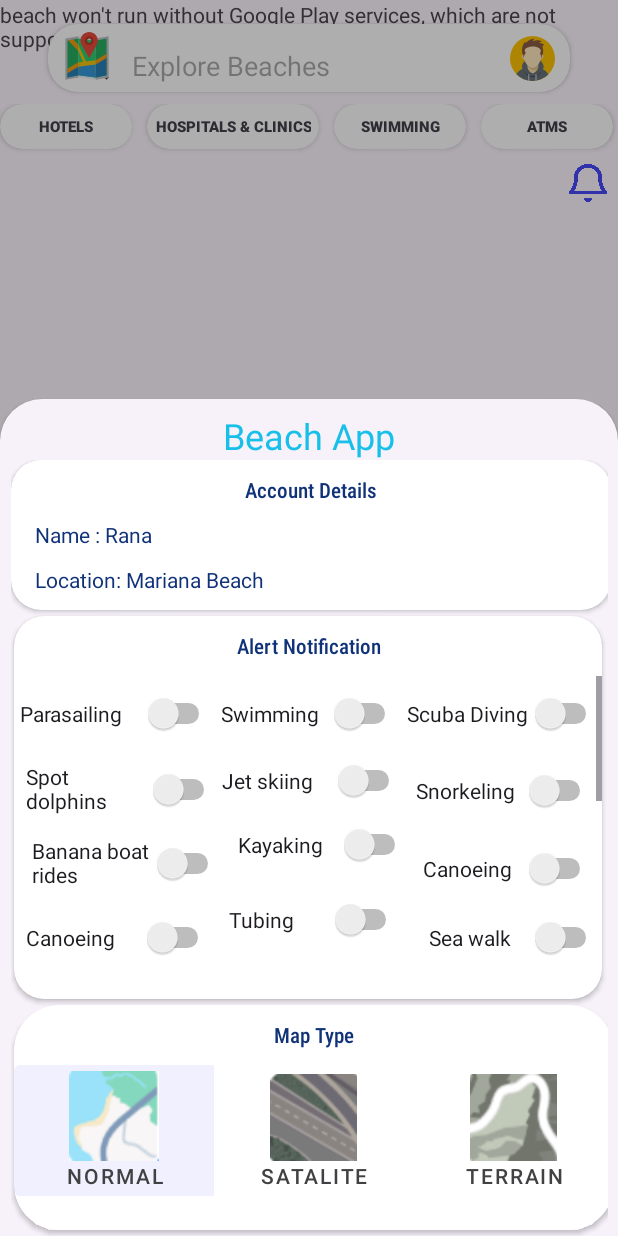
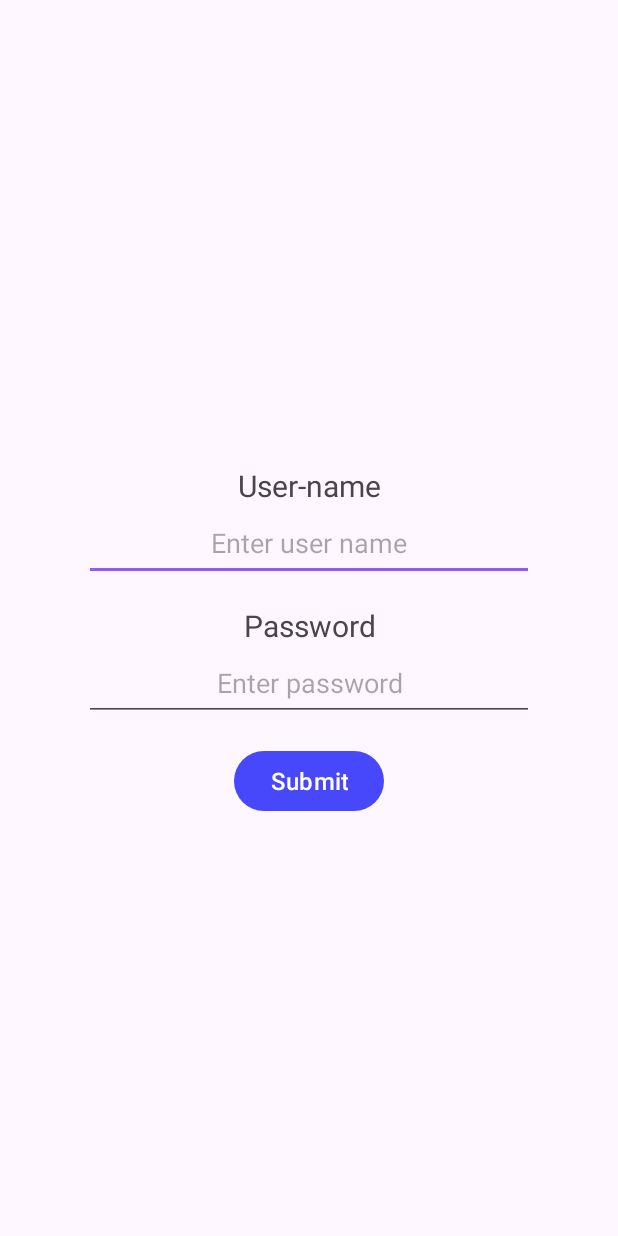
Before and after one commit to AyushKumar-Codes/BeachBuddy-App-Protoype, an Android app: the screen it shows after launch (MainActivity before the commit, SignInActivity after it), after a tap on an icon or button, on a phone screen of 412 x 824 dp. Run offline under Robolectric (Android 15) with nearby library versions, the phone set to English and light mode, and no system bars; our stand-ins replace data binding; Roboto replaces fonts that are not available here.

Commit message:
Added Sign-in Activity

```diff
--- a/app/src/main/AndroidManifest.xml
+++ b/app/src/main/AndroidManifest.xml
@@ -34,6 +34,10 @@
                 <category android:name="android.intent.category.LAUNCHER" />
             </intent-filter>
         </activity>
+
+        <activity android:name=".SignInActivity"
+            android:exported="false"
+            />
     </application>
 
 </manifest>
--- a/app/src/main/java/com/prototype/beach/MainActivity.kt
+++ b/app/src/main/java/com/prototype/beach/MainActivity.kt
@@ -1,5 +1,6 @@
 package com.prototype.beach
 import android.Manifest
+import android.content.Intent
 import android.content.pm.PackageManager
 import android.graphics.Color
 import android.location.Location
@@ -43,9 +44,11 @@ import java.io.InputStreamReader
 
 
 class MainActivity : AppCompatActivity(), OnMapReadyCallback, SuggestionAdapter.OnToggleClickListener, ActivitiesAdaptor.OnItemClickListener {
-
     // For data-binding
     lateinit var binding: ActivityMainBinding
+
+    // For Account
+    private var accountID: Int = -1
 
     // For maps
     private var mGoogleMap: GoogleMap? = null
@@ -149,9 +152,14 @@ class MainActivity : AppCompatActivity(), OnMapReadyCallback, SuggestionAdapter.
 
         // This part is for  bottomsheet for the menu
         binding.accountButton.setOnClickListener {
-            if (!isBottomSheetOpen) {
-                bottomSheet_menu();
-                isBottomSheetOpen = true; // Set flag to true when BottomSheet is opened
+            if (accountID == -1) {
+                var intent = Intent(this, SignInActivity::class.java)
+                startActivity(intent)
+
+                if (!isBottomSheetOpen) {
+                    bottomSheet_menu();
+                    isBottomSheetOpen = true; // Set flag to true when BottomSheet is opened
+                }
             }
         }
 
--- /dev/null
+++ b/app/src/main/java/com/prototype/beach/SignInActivity.kt
@@ -0,0 +1,58 @@
+package com.prototype.beach
+
+import android.content.Intent
+import android.os.Bundle
+import android.util.Log
+import android.view.inputmethod.EditorInfo
+import androidx.appcompat.app.AppCompatActivity
+import androidx.databinding.DataBindingUtil
+import com.prototype.beach.databinding.ActivitySigninBinding
+
+class SignInActivity :AppCompatActivity(){
+    // data binding
+    private lateinit var signinBinding : ActivitySigninBinding
+
+    override fun onCreate(savedInstanceState: Bundle?){
+        super.onCreate(savedInstanceState)
+
+        signinBinding = DataBindingUtil.setContentView(this, R.layout.activity_signin)
+
+
+        initButtons()
+    }
+
+    private fun initButtons(){
+        // for the username field
+        signinBinding.inputUsernameEditTextView.setOnEditorActionListener { _, actionId, _ ->
+            if (actionId == EditorInfo.IME_ACTION_NEXT) {
+                signinBinding.inputPasswordEditTextView.requestFocus()
+                true
+            } else {false}
+        }
+
+        // for the submit button
+        signinBinding.inputPasswordEditTextView.setOnEditorActionListener { _, actionId, _ ->
+            if (actionId == EditorInfo.IME_ACTION_DONE) {
+                val username: String = signinBinding.inputUsernameEditTextView.text.toString()
+                val password: String = signinBinding.inputPasswordEditTextView.text.toString()
+
+                checkCredentials(username, password)
+
+                true
+            } else {false}
+        }
+    }
+
+    private fun checkCredentials(username : String, password : String){
+        if (username == "admin" && password == "1234") {
+            Log.d("Signin", "Successfully logged in as $username")
+            finish()
+        } else {
+            // Update the TextView with the error message
+            signinBinding.signinResponseTextView.text = "*Incorrect Credentials"
+
+            // Optionally clear the password field after submitting
+            signinBinding.inputPasswordEditTextView.text.clear()
+        }
+    }
+}
--- /dev/null
+++ b/app/src/main/res/layout/activity_signin.xml
@@ -0,0 +1,142 @@
+<?xml version="1.0" encoding="utf-8"?>
+<layout xmlns:android="http://schemas.android.com/apk/res/android"
+    xmlns:app="http://schemas.android.com/apk/res-auto"
+    xmlns:tools="http://schemas.android.com/tools"
+    tools:context=".SignInActivity"
+    >
+    <androidx.constraintlayout.widget.ConstraintLayout
+        android:id="@+id/mainconstraintLayout"
+
+        android:layout_width="match_parent"
+        android:layout_height="match_parent">
+        <LinearLayout
+            android:layout_width="wrap_content"
+            android:layout_height="wrap_content"
+            android:orientation="vertical"
+
+            app:layout_constraintTop_toTopOf="parent"
+            app:layout_constraintBottom_toBottomOf="parent"
+            app:layout_constraintLeft_toLeftOf="parent"
+            app:layout_constraintRight_toRightOf="parent"
+            >
+
+            <TextView
+                android:id="@+id/signinResponse_textView"
+                android:layout_width="match_parent"
+                android:layout_height="30sp"
+
+                android:textColor="@color/red"
+                android:gravity="center"
+                />
+
+            <androidx.constraintlayout.widget.ConstraintLayout
+            android:id="@+id/inputusername_constraintLayout"
+
+            android:layout_width="300dp"
+            android:layout_height="wrap_content"
+            >
+
+            <TextView
+                android:id="@+id/username_TextView"
+
+                android:layout_width="match_parent"
+                android:layout_height="wrap_content"
+
+                android:text="User-name"
+                android:textSize="20sp"
+                android:gravity="center"
+
+                app:layout_constraintTop_toTopOf="parent"
+                app:layout_constraintLeft_toLeftOf="parent"
+                />
+
+            <EditText
+                android:id="@+id/inputUsername_EditTextView"
+
+                android:layout_width="match_parent"
+                android:layout_height="50dp"
+
+                android:hint="Enter user name"
+                android:gravity="center"
+                android:singleLine="true"
+                android:nextFocusForward="@id/inputPassword_EditTextView"
+
+                app:layout_constraintTop_toBottomOf="@id/username_TextView"
+                app:layout_constraintLeft_toLeftOf="parent"
+                />
+
+            </androidx.constraintlayout.widget.ConstraintLayout>
+
+            <androidx.constraintlayout.widget.ConstraintLayout
+                android:id="@+id/inputpassword_constraintLayout"
+
+                android:layout_width="300dp"
+                android:layout_height="wrap_content"
+                android:layout_marginTop="16sp"
+
+                app:layout_constraintVertical_bias="0.0"
+                >
+
+                <TextView
+                    android:id="@+id/password_TextView"
+
+                    android:layout_width="match_parent"
+                    android:layout_height="wrap_content"
+
+                    android:text="Password"
+                    android:textSize="20sp"
+                    android:gravity="center"
+
+                    app:layout_constraintTop_toTopOf="parent"
+                    app:layout_constraintLeft_toLeftOf="parent"
+                    />
+
+                <EditText
+                    android:id="@+id/inputPassword_EditTextView"
+
+                    android:layout_width="match_parent"
+                    android:layout_height="50dp"
+
+                    android:hint="Enter password"
+                    android:gravity="center"
+
+                    android:inputType="textPassword"
+                    android:singleLine="true"
+                    android:nextFocusForward="@id/submit_buttonView"
+
+                    app:layout_constraintTop_toBottomOf="@id/password_TextView"
+                    app:layout_constraintLeft_toLeftOf="parent"
+                />
+
+            </androidx.constraintlayout.widget.ConstraintLayout>
+
+            <androidx.constraintlayout.widget.ConstraintLayout
+                android:id="@+id/submit_constraintLayout"
+
+                android:layout_width="300dp"
+                android:layout_height="wrap_content"
+                android:layout_marginTop="16sp"
+
+                app:layout_constraintVertical_bias="0.0"
+                >
+
+                <Button
+                    android:id="@+id/submit_buttonView"
+
+                    android:layout_width="wrap_content"
+                    android:layout_height="wrap_content"
+
+                    android:text="Submit"
+                    android:textSize="16sp"
+                    android:gravity="center"
+
+                    app:layout_constraintTop_toTopOf="parent"
+                    app:layout_constraintLeft_toLeftOf="parent"
+                    app:layout_constraintRight_toRightOf="parent"
+                    />
+
+            </androidx.constraintlayout.widget.ConstraintLayout>
+        </LinearLayout>
+
+    </androidx.constraintlayout.widget.ConstraintLayout>
+</layout>
--- a/app/src/main/res/values/colors.xml
+++ b/app/src/main/res/values/colors.xml
@@ -2,4 +2,5 @@
 <resources>
     <color name="black">#FF000000</color>
     <color name="white">#FFFFFFFF</color>
+    <color name="red">#FF0000</color>
 </resources>
```
